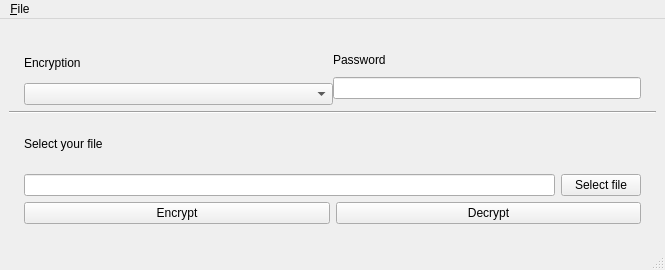
Before: the Qt Designer form ui/MainWindow.ui in saulotoledo/simple-file-encryptor, drawn with Qt 5.
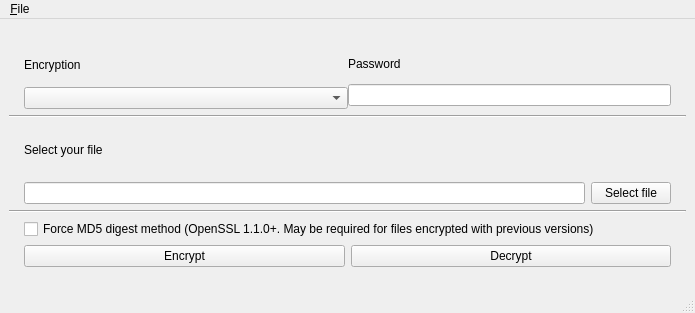
After: the same form once the commit is applied.

Commit message: Adding option to force MD5 digest

The edit to the form file:
```diff
--- a/ui/MainWindow.ui
+++ b/ui/MainWindow.ui
@@ -6,8 +6,8 @@
    <rect>
     <x>0</x>
     <y>0</y>
-    <width>665</width>
-    <height>270</height>
+    <width>695</width>
+    <height>313</height>
    </rect>
   </property>
   <property name="windowTitle">
@@ -15,7 +15,31 @@
   </property>
   <widget class="QWidget" name="wFile">
    <layout class="QGridLayout" name="gridLayout">
+    <item row="4" column="0">
+     <layout class="QVBoxLayout" name="verticalLayout_5">
+      <property name="leftMargin">
+       <number>15</number>
+      </property>
+      <property name="rightMargin">
+       <number>15</number>
+      </property>
+      <item>
+       <widget class="QCheckBox" name="cbForceMD5Pwd">
+        <property name="text">
+         <string>Force MD5 digest method (OpenSSL 1.1.0+. May be required for files encrypted with previous versions)</string>
+        </property>
+       </widget>
+      </item>
+     </layout>
+    </item>
     <item row="3" column="0">
+     <widget class="Line" name="line_2">
+      <property name="orientation">
+       <enum>Qt::Horizontal</enum>
+      </property>
+     </widget>
+    </item>
+    <item row="6" column="0">
      <layout class="QHBoxLayout" name="horizontalLayout">
       <property name="leftMargin">
        <number>15</number>
@@ -141,7 +165,7 @@
         <item>
          <layout class="QVBoxLayout" name="verticalLayout_3">
           <property name="bottomMargin">
-           <number>6</number>
+           <number>3</number>
           </property>
           <item>
            <widget class="QLabel" name="label_2">
@@ -152,6 +176,12 @@
           </item>
           <item>
            <widget class="QLineEdit" name="lePassword">
+            <property name="minimumSize">
+             <size>
+              <width>0</width>
+              <height>21</height>
+             </size>
+            </property>
             <property name="text">
              <string/>
             </property>
@@ -180,7 +210,7 @@
     <rect>
      <x>0</x>
      <y>0</y>
-     <width>665</width>
+     <width>695</width>
      <height>22</height>
     </rect>
    </property>
```
The commit also changes 2 other files.
